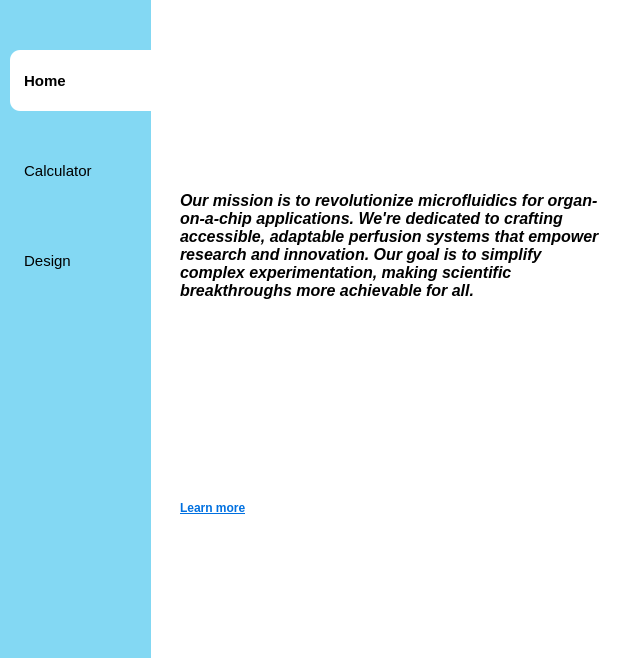
JuanCamiloGS/VivoStreamGUI, file appGUI.ui: the form before one commit.
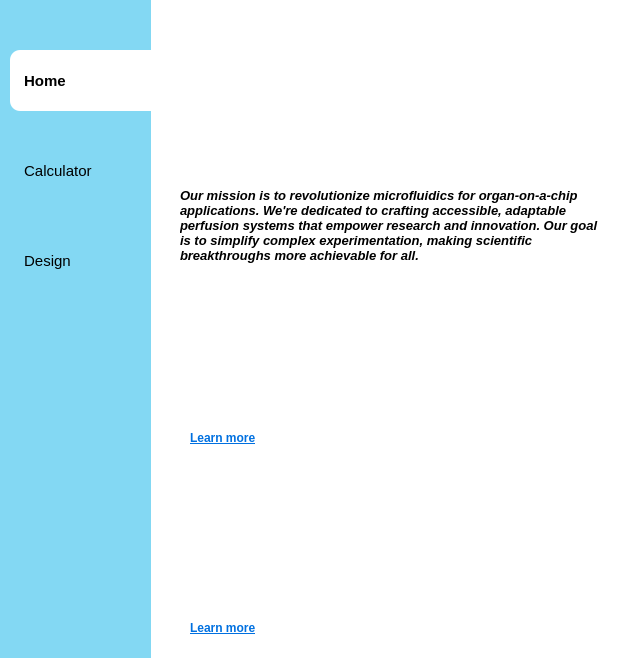
The form after the commit. Icons and pictures are not drawn.

What changed in the file:
```diff
--- a/appGUI.ui
+++ b/appGUI.ui
@@ -188,13 +188,13 @@
        <rect>
         <x>10</x>
         <y>30</y>
-        <width>431</width>
-        <height>151</height>
+        <width>421</width>
+        <height>111</height>
        </rect>
       </property>
       <property name="font">
        <font>
-        <pointsize>12</pointsize>
+        <pointsize>10</pointsize>
         <italic>true</italic>
         <bold>true</bold>
        </font>
@@ -209,10 +209,10 @@
      <widget class="QLabel" name="label_17">
       <property name="geometry">
        <rect>
-        <x>30</x>
-        <y>210</y>
-        <width>371</width>
-        <height>141</height>
+        <x>20</x>
+        <y>150</y>
+        <width>381</width>
+        <height>131</height>
        </rect>
       </property>
       <property name="text">
@@ -228,8 +228,49 @@
      <widget class="QLabel" name="label_19">
       <property name="geometry">
        <rect>
-        <x>10</x>
-        <y>360</y>
+        <x>20</x>
+        <y>290</y>
+        <width>71</width>
+        <height>16</height>
+       </rect>
+      </property>
+      <property name="font">
+       <font>
+        <bold>true</bold>
+        <underline>true</underline>
+       </font>
+      </property>
+      <property name="styleSheet">
+       <string notr="true">color:rgb(0, 112, 224)</string>
+      </property>
+      <property name="text">
+       <string>Learn more</string>
+      </property>
+     </widget>
+     <widget class="QLabel" name="label_18">
+      <property name="geometry">
+       <rect>
+        <x>20</x>
+        <y>330</y>
+        <width>381</width>
+        <height>141</height>
+       </rect>
+      </property>
+      <property name="text">
+       <string/>
+      </property>
+      <property name="pixmap">
+       <pixmap>resources/stockImage1.jpg</pixmap>
+      </property>
+      <property name="scaledContents">
+       <bool>true</bool>
+      </property>
+     </widget>
+     <widget class="QLabel" name="label_26">
+      <property name="geometry">
+       <rect>
+        <x>20</x>
+        <y>480</y>
         <width>71</width>
         <height>16</height>
        </rect>
```
Left out of the diff: 2 changed lines with no effect on the pictures.
